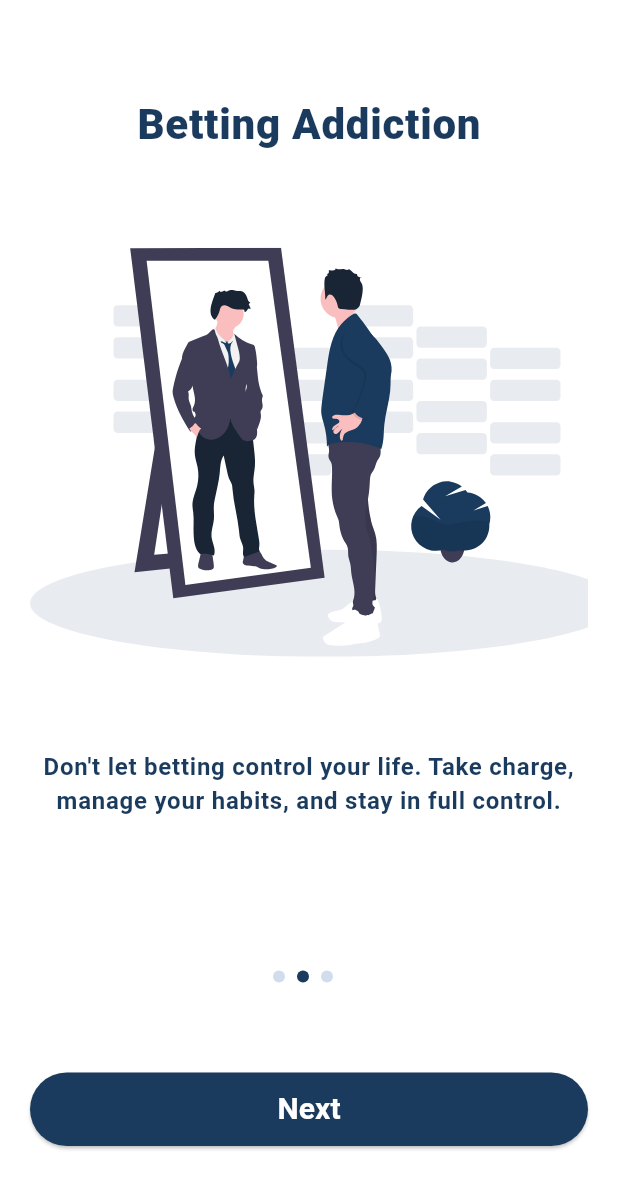
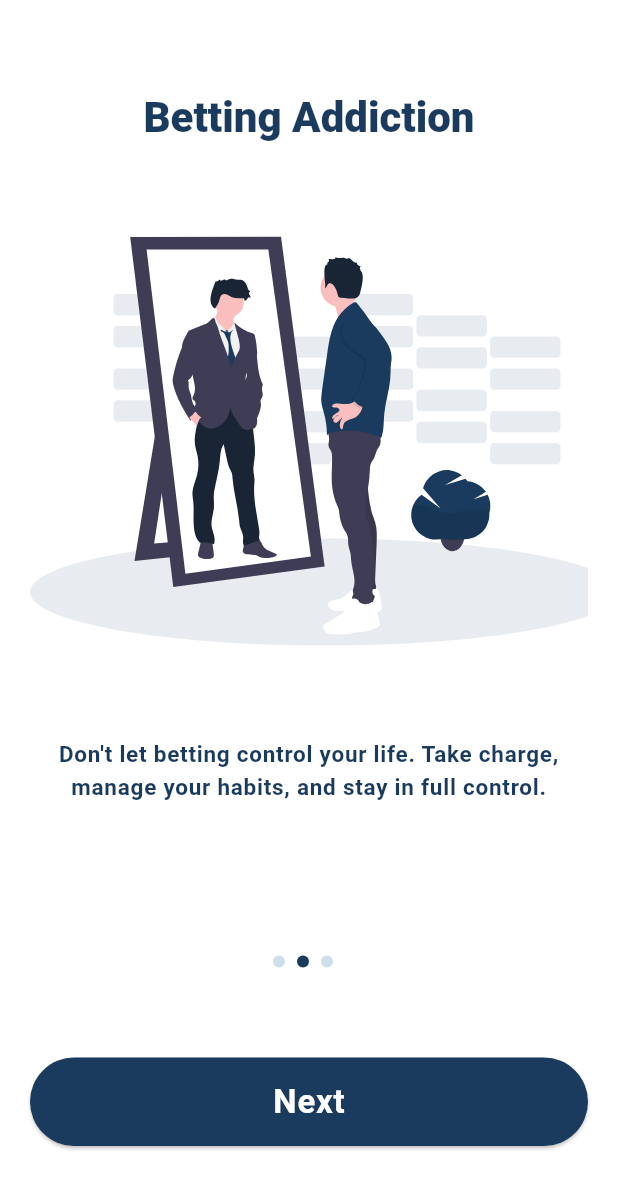
Before and after one commit to khan-ismail/Bet-Control, a Flutter app: the screen it shows after launch, swiped to page 2, on a phone screen of 412 x 824 dp. Shown: the top 1189 px of the screen. Run offline on Flutter 3.47's test engine with Material 3 defaults, Android fonts, the light colour scheme and no system bars; our stand-ins replace flutter_riverpod, flutter_svg, get, google_fonts, hive_flutter; accounts and stored records are empty.

Commit message:
ref : Check box field added some text styles updated

```diff
--- a/lib/components/form_fields/text_field.dart
+++ b/lib/components/form_fields/text_field.dart
@@ -23,7 +23,7 @@ class AppTextField extends StatelessWidget {
       mainAxisAlignment: MainAxisAlignment.start,
       crossAxisAlignment: CrossAxisAlignment.start,
       mainAxisSize: MainAxisSize.min,
-      spacing: 3,
+      spacing: 5,
       children: [
         Text(
           title,
--- a/lib/core/theme/app_pallet.dart
+++ b/lib/core/theme/app_pallet.dart
@@ -7,7 +7,9 @@
   static const Color transparentColor = Colors.transparent;
   static const Color backgroundColor = whiteColor;
   static const Color primary = Color(0xff1A3B5D);
-  static const Color surface = backgroundColor;
+  static const Color surface = whiteColor;
   static const Color onSurface = primary;
   static const Color error = Color(0xffD42128);
+  static const Color onSurfaceVariant = Color(0xff8A8A8A);
+  static const Color onSecondary = Color(0xff7D7D7D);
 }
--- a/lib/core/theme/text_styles.dart
+++ b/lib/core/theme/text_styles.dart
@@ -19,64 +19,64 @@ abstract class AppTextStyles {
   );
 
   static const TextStyle labelSmall = TextStyle(
-    fontSize: 16,
+    fontSize: 15,
     color: AppPallete.primary,
   );
 
   static const TextStyle titleSmall = TextStyle(
-    fontSize: 18,
+    fontSize: 16,
     color: AppPallete.primary,
   );
 
   /// Medium
   static const TextStyle bodyMedium = TextStyle(
+    fontSize: 17,
+    color: AppPallete.primary,
+  );
+
+  static const TextStyle displayMedium = TextStyle(
+    fontSize: 18,
+    color: AppPallete.primary,
+  );
+
+  static const TextStyle headlineMedium = TextStyle(
     fontSize: 20,
     color: AppPallete.primary,
   );
 
-  static const TextStyle displayMedium = TextStyle(
+  static const TextStyle labelMedium = TextStyle(
     fontSize: 22,
     color: AppPallete.primary,
   );
 
-  static const TextStyle headlineMedium = TextStyle(
+  static const TextStyle titleMedium = TextStyle(
     fontSize: 24,
-    color: AppPallete.primary,
-  );
-
-  static const TextStyle labelMedium = TextStyle(
-    fontSize: 25,
-    color: AppPallete.primary,
-  );
-
-  static const TextStyle titleMedium = TextStyle(
-    fontSize: 26,
     color: AppPallete.primary,
   );
 
   /// Large
   static const TextStyle bodyLarge = TextStyle(
+    fontSize: 25,
+    color: AppPallete.primary,
+  );
+
+  static const TextStyle displayLarge = TextStyle(
+    fontSize: 26,
+    color: AppPallete.primary,
+  );
+
+  static const TextStyle headlineLarge = TextStyle(
     fontSize: 28,
     color: AppPallete.primary,
   );
 
-  static const TextStyle displayLarge = TextStyle(
+  static const TextStyle labelLarge = TextStyle(
     fontSize: 30,
     color: AppPallete.primary,
   );
 
-  static const TextStyle headlineLarge = TextStyle(
+  static const TextStyle titleLarge = TextStyle(
     fontSize: 32,
     color: AppPallete.primary,
   );
-
-  static const TextStyle labelLarge = TextStyle(
-    fontSize: 34,
-    color: AppPallete.primary,
-  );
-
-  static const TextStyle titleLarge = TextStyle(
-    fontSize: 36,
-    color: AppPallete.primary,
-  );
 }
--- a/lib/core/theme/theme.dart
+++ b/lib/core/theme/theme.dart
@@ -10,6 +10,8 @@ abstract class AppTheme {
     primary: AppPallete.primary,
     onPrimary: AppPallete.whiteColor,
     error: AppPallete.error,
+    onSurfaceVariant: AppPallete.onSurfaceVariant,
+    onSecondary: AppPallete.onSecondary,
   );
 
   static _border([Color color = AppPallete.primary]) => OutlineInputBorder(
@@ -20,10 +22,13 @@ abstract class AppTheme {
         borderRadius: BorderRadius.circular(10),
       );
 
-  static const _elevatedButtonTheme = ElevatedButtonThemeData(
+  static final _elevatedButtonTheme = ElevatedButtonThemeData(
     style: ButtonStyle(
       backgroundColor: WidgetStatePropertyAll(AppPallete.primary),
       foregroundColor: WidgetStatePropertyAll(AppPallete.whiteColor),
+      padding: WidgetStatePropertyAll(
+        const EdgeInsets.symmetric(vertical: 10, horizontal: 20),
+      ),
     ),
   );
 
@@ -32,26 +37,29 @@ abstract class AppTheme {
         style: ButtonStyle(
           shape: WidgetStatePropertyAll(
             RoundedRectangleBorder(
-              borderRadius: const BorderRadius.all(Radius.circular(10)),
+              borderRadius: const BorderRadius.all(Radius.circular(24)),
               side: BorderSide(width: 3, color: borderColor),
             ),
+          ),
+          padding: WidgetStatePropertyAll(
+            const EdgeInsets.symmetric(vertical: 10, horizontal: 20),
           ),
         ),
       );
 
   static final _appBarTheme = AppBarTheme(
     backgroundColor: AppPallete.backgroundColor,
-    titleTextStyle: AppTextStyles.bodyLarge.copyWith(
+    titleTextStyle: AppTextStyles.headlineLarge.copyWith(
       fontWeight: FontWeight.w800,
     ),
   );
 
   static final _inputDecorationTheme = InputDecorationTheme(
-    contentPadding: const EdgeInsets.symmetric(horizontal: 10, vertical: 3),
+    contentPadding: const EdgeInsets.all(10),
     enabledBorder: _border(),
     focusedBorder: _border(),
     hintStyle: AppTextStyles.headlineSmall.copyWith(
-      color: AppPallete.primary.withValues(alpha: 0.3),
+      color: AppPallete.primary.withValues(alpha: 0.7),
     ),
     errorStyle: AppTextStyles.headlineSmall.copyWith(
       color: AppPallete.error,
--- /dev/null
+++ b/lib/pages/onboarding/controllers/onboarding_controller.dart
@@ -0,0 +1,3 @@
+import 'package:get/get.dart';
+
+class OnboardingController extends GetxController {}
--- a/lib/pages/onboarding/widgets/onboarding_body.dart
+++ b/lib/pages/onboarding/widgets/onboarding_body.dart
@@ -22,7 +22,7 @@ class OnboardingBody extends StatelessWidget {
         children: [
           Text(
             title,
-            style: Theme.of(context).textTheme.bodyLarge!.copyWith(
+            style: Theme.of(context).textTheme.headlineLarge!.copyWith(
                   fontWeight: FontWeight.w800,
                 ),
           ),
--- a/lib/pages/onboarding/widgets/onboarding_button.dart
+++ b/lib/pages/onboarding/widgets/onboarding_button.dart
@@ -15,18 +15,14 @@ class OnboardingButton extends StatelessWidget {
       width: double.infinity,
       child: ElevatedButton(
         onPressed: onPressed,
-        style: ElevatedButton.styleFrom(
-          backgroundColor: const Color(0xff1A3B5D),
-          foregroundColor: Colors.white,
-        ),
         child: Padding(
-          padding: const EdgeInsets.all(10),
+          padding: const EdgeInsets.symmetric(vertical: 5),
           child: Text(
             buttonText,
-            style: const TextStyle(
-              fontWeight: FontWeight.bold,
-              fontSize: 20,
-            ),
+            style: Theme.of(context).textTheme.labelMedium!.copyWith(
+                  fontWeight: FontWeight.bold,
+                  color: Theme.of(context).colorScheme.surface,
+                ),
           ),
         ),
       ),
--- a/lib/pages/sign_up/sign_up_controller.dart
+++ b/lib/pages/sign_up/sign_up_controller.dart
@@ -11,4 +11,6 @@ class SignUpController extends GetxController {
   final dobConroller = TextEditingController();
   final passwordConroller = TextEditingController();
   final confirmPasswordConroller = TextEditingController();
+
+  RxBool isAgreedTC = RxBool(false);
 }
```
Also changed, not shown: lib/components/form_fields/check_box_field.dart (added, +51 -0 lines), lib/pages/onboarding/models/onboarding_model.dart (added, +44 -0 lines), lib/pages/onboarding/onboarding_page.dart (+5 -5 lines), lib/pages/sign_up/form_widget.dart (+124 -0 lines), lib/pages/sign_up/sign_up_page.dart (+8 -17 lines), lib/utils/constants/icons.dart (added, +19 -0 lines), pubspec.yaml (+19 -19 lines), assets/images/authentication/google.svg (added).
